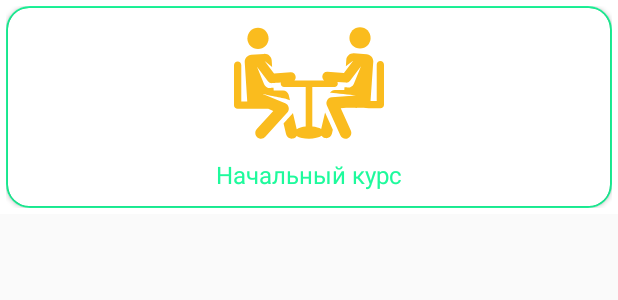
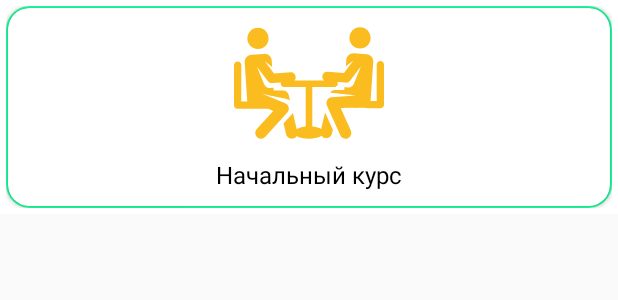
Before and after one commit to Maksim002/EngineeringEnglish, an Android app: the layout item_catalog.xml on its own in the app's theme, with its tools: preview values and no code run, on a phone screen of 412 x 824 dp. Shown: the top 300 px of the screen. Run offline under Robolectric (Android 15) with nearby library versions, the phone set to English and light mode, and no system bars; Roboto replaces fonts that are not available here.

Commit message:
(21:41)Добовление картинок

```diff
--- a/app/src/main/java/com/example/engineeringenglish/service/adapter/CatalogAdapter.kt
+++ b/app/src/main/java/com/example/engineeringenglish/service/adapter/CatalogAdapter.kt
@@ -6,6 +6,7 @@ import com.example.engineeringenglish.R
 import com.example.engineeringenglish.service.model.CatalogModel
 import com.timelysoft.tsjdomcom.common.GenericRecyclerAdapter
 import com.timelysoft.tsjdomcom.common.ViewHolder
+import kotlinx.android.synthetic.main.item_catalog.view.*
 
 class CatalogAdapter(item :  ArrayList<CatalogModel> = arrayListOf()): GenericRecyclerAdapter<CatalogModel>(item){
 
@@ -14,6 +15,6 @@ class CatalogAdapter(item :  ArrayList<CatalogModel> = arrayListOf()): GenericRe
     }
 
     override fun bind(item: CatalogModel, holder: ViewHolder) {
-
+        holder.itemView.catalog_image.setImageDrawable(item.image)
     }
 }
--- a/app/src/main/java/com/example/engineeringenglish/service/model/CatalogModel.kt
+++ b/app/src/main/java/com/example/engineeringenglish/service/model/CatalogModel.kt
@@ -1,6 +1,8 @@
 package com.example.engineeringenglish.service.model
 
+import android.graphics.drawable.Drawable
+
 class CatalogModel (
-    var image: Int,
+    var image: Drawable,
     var name: String
 )
--- a/app/src/main/res/layout/item_catalog.xml
+++ b/app/src/main/res/layout/item_catalog.xml
@@ -29,6 +29,7 @@
                 android:orientation="vertical">
 
                 <ImageView
+                    android:id="@+id/catalog_image"
                     android:layout_width="100dp"
                     android:layout_height="100dp"
                     android:layout_gravity="center"
@@ -40,7 +41,7 @@
                     android:layout_marginBottom="10dp"
                     android:fontFamily="sans-serif-thin"
                     android:textStyle="bold"
-                    android:textColor="@color/colorText"
+                    android:textColor="@color/colorBlack"
                     android:textSize="16dp"
                     android:gravity="center"
                     android:text="Начальный курс" />
```
Also changed, not shown: app/src/main/java/com/example/engineeringenglish/ui/catalog/CatalogFragment.kt (+6 -10 lines), app/src/main/res/drawable/ic_chemistry.jpg (added), app/src/main/res/drawable/ic_justice.jpg (added), app/src/main/res/drawable/ic_knowledge.jpg (added).
